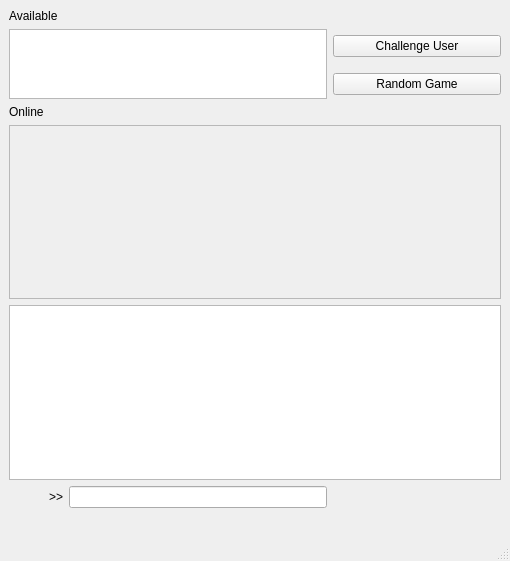
Qt form ui/mainwindow.ui (mrundle/DotBoxing) before a commit.
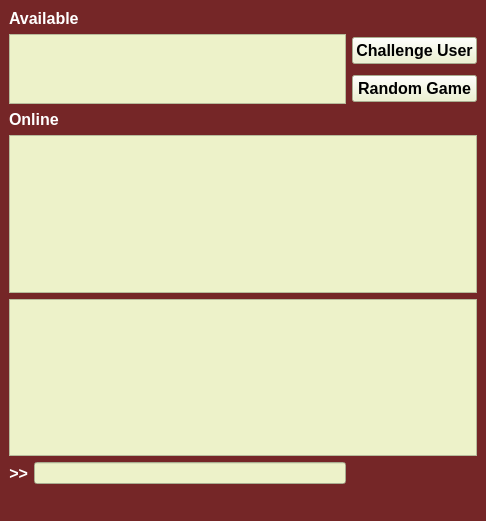
The same form after that commit.

Diff of the .ui file:
```diff
--- a/ui/mainwindow.ui
+++ b/ui/mainwindow.ui
@@ -6,27 +6,75 @@
    <rect>
     <x>0</x>
     <y>0</y>
-    <width>510</width>
-    <height>561</height>
+    <width>486</width>
+    <height>521</height>
    </rect>
   </property>
+  <property name="font">
+   <font>
+    <family>Liberation Sans</family>
+    <pointsize>11</pointsize>
+    <kerning>true</kerning>
+   </font>
+  </property>
+  <property name="cursor">
+   <cursorShape>ArrowCursor</cursorShape>
+  </property>
   <property name="windowTitle">
    <string>MainWindow</string>
   </property>
+  <property name="styleSheet">
+   <string notr="true">background-color: rgb(117,38,39)</string>
+  </property>
   <widget class="QWidget" name="centralwidget">
+   <property name="styleSheet">
+    <string notr="true"/>
+   </property>
    <layout class="QGridLayout" name="gridLayout">
     <item row="0" column="0">
      <widget class="QLabel" name="label_2">
+      <property name="font">
+       <font>
+        <family>Liberation Sans</family>
+        <pointsize>12</pointsize>
+        <weight>75</weight>
+        <bold>true</bold>
+       </font>
+      </property>
+      <property name="styleSheet">
+       <string notr="true">color: rgb(255,255,255)</string>
+      </property>
       <property name="text">
        <string>Available</string>
       </property>
      </widget>
     </item>
     <item row="1" column="0" rowspan="2">
-     <widget class="QListWidget" name="availableList"/>
+     <widget class="QListWidget" name="availableList">
+      <property name="font">
+       <font>
+        <weight>75</weight>
+        <bold>true</bold>
+       </font>
+      </property>
+      <property name="styleSheet">
+       <string notr="true">background-color: rgb(237,242,201)</string>
+      </property>
+     </widget>
     </item>
     <item row="1" column="1">
      <widget class="QPushButton" name="challengeButton">
+      <property name="font">
+       <font>
+        <family>Liberation Sans</family>
+        <pointsize>12</pointsize>
+        <weight>75</weight>
+        <bold>true</bold>
+       </font>
+      </property>
+      <property name="styleSheet">
+       <string notr="true">background-color: rgb(237,242,201)</string>
+      </property>
       <property name="text">
        <string>Challenge User</string>
       </property>
@@ -34,6 +82,17 @@
     </item>
     <item row="2" column="1">
      <widget class="QPushButton" name="randomGameButton">
+      <property name="font">
+       <font>
+        <family>Liberation Sans</family>
+        <pointsize>12</pointsize>
+        <weight>75</weight>
+        <bold>true</bold>
+       </font>
+      </property>
+      <property name="styleSheet">
+       <string notr="true">background-color: rgb(237,242,201)</string>
+      </property>
       <property name="text">
        <string>Random Game</string>
       </property>
@@ -41,6 +100,17 @@
     </item>
     <item row="3" column="0">
      <widget class="QLabel" name="label">
+      <property name="font">
+       <font>
+        <family>Liberation Sans</family>
+        <pointsize>12</pointsize>
+        <weight>75</weight>
+        <bold>true</bold>
+       </font>
+      </property>
+      <property name="styleSheet">
+       <string notr="true">color: rgb(255,255,255)</string>
+      </property>
       <property name="text">
        <string>Online</string>
       </property>
@@ -51,6 +121,21 @@
       <property name="enabled">
        <bool>true</bool>
       </property>
+      <property name="sizePolicy">
+       <sizepolicy hsizetype="Expanding" vsizetype="Expanding">
+        <horstretch>0</horstretch>
+        <verstretch>0</verstretch>
+       </sizepolicy>
+      </property>
+      <property name="minimumSize">
+       <size>
+        <width>0</width>
+        <height>0</height>
+       </size>
+      </property>
+      <property name="styleSheet">
+       <string notr="true">background-color: rgb(237,242,201)</string>
+      </property>
       <property name="autoScroll">
        <bool>true</bool>
       </property>
@@ -58,24 +143,22 @@
     </item>
     <item row="6" column="0">
      <layout class="QHBoxLayout" name="horizontalLayout">
-      <item>
-       <spacer name="horizontalSpacer_2">
-        <property name="orientation">
-         <enum>Qt::Horizontal</enum>
-        </property>
-        <property name="sizeHint" stdset="0">
-         <size>
-          <width>40</width>
-          <height>20</height>
-         </size>
-        </property>
-       </spacer>
-      </item>
       <item>
        <widget class="QLabel" name="usernameLable">
+        <property name="font">
+         <font>
+          <family>Liberation Sans</family>
+          <pointsize>12</pointsize>
+          <weight>75</weight>
+          <bold>true</bold>
+         </font>
+        </property>
         <property name="layoutDirection">
          <enum>Qt::LeftToRight</enum>
         </property>
+        <property name="styleSheet">
+         <string notr="true">color: rgb(255,255,255)</string>
+        </property>
         <property name="text">
          <string>&gt;&gt;</string>
         </property>
@@ -101,6 +184,9 @@
           <height>0</height>
          </size>
         </property>
+        <property name="styleSheet">
+         <string notr="true">background-color: rgb(237,242,201)</string>
+        </property>
        </widget>
       </item>
      </layout>
@@ -136,21 +222,17 @@
       <property name="enabled">
        <bool>false</bool>
       </property>
+      <property name="font">
+       <font>
+        <weight>75</weight>
+        <bold>true</bold>
+       </font>
+      </property>
+      <property name="styleSheet">
+       <string notr="true">background-color: rgb(237,242,201)</string>
+      </property>
      </widget>
     </item>
-    <item row="6" column="1">
-     <spacer name="horizontalSpacer">
-      <property name="orientation">
-       <enum>Qt::Horizontal</enum>
-      </property>
-      <property name="sizeHint" stdset="0">
-       <size>
-        <width>40</width>
-        <height>20</height>
-       </size>
-      </property>
-     </spacer>
-    </item>
    </layout>
   </widget>
   <widget class="QMenuBar" name="menubar">
```
Left out of the diff: 2 changed lines with no effect on the pictures.
